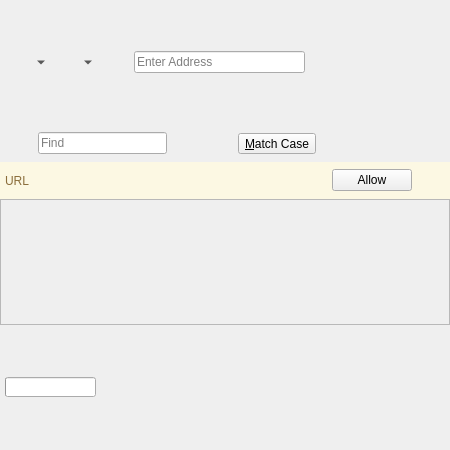
Before: the Qt Designer form 2.x/UI/dooble_page.ui in textbrowser/dooble, drawn with Qt 5.
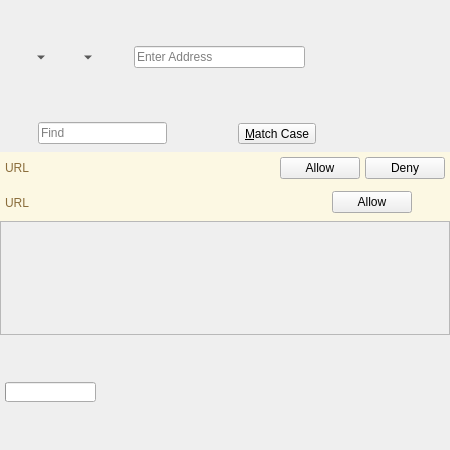
After: the same form once the commit is applied. Custom widgets are drawn as their Qt base class.

Commit message: Features permissions.

What changed in the file:
```diff
--- a/2.x/UI/dooble_page.ui
+++ b/2.x/UI/dooble_page.ui
@@ -316,6 +316,76 @@
      </layout>
     </widget>
    </item>
+   <item>
+    <widget class="QFrame" name="feature_permission_popup_message">
+     <property name="sizePolicy">
+      <sizepolicy hsizetype="Preferred" vsizetype="Fixed">
+       <horstretch>0</horstretch>
+       <verstretch>0</verstretch>
+      </sizepolicy>
+     </property>
+     <property name="styleSheet">
+      <string notr="true">QFrame {background-color:#fcf8e3;}
+</string>
+     </property>
+     <layout class="QHBoxLayout" name="horizontalLayout_9">
+      <property name="spacing">
+       <number>5</number>
+      </property>
+      <property name="leftMargin">
+       <number>5</number>
+      </property>
+      <property name="topMargin">
+       <number>5</number>
+      </property>
+      <property name="rightMargin">
+       <number>5</number>
+      </property>
+      <property name="bottomMargin">
+       <number>5</number>
+      </property>
+      <item>
+       <widget class="QLabel" name="feature_permission_url">
+        <property name="sizePolicy">
+         <sizepolicy hsizetype="Expanding" vsizetype="Preferred">
+          <horstretch>0</horstretch>
+          <verstretch>0</verstretch>
+         </sizepolicy>
+        </property>
+        <property name="styleSheet">
+         <string notr="true">QLabel {color: #8a6d3b;}</string>
+        </property>
+        <property name="text">
+         <string>URL</string>
+        </property>
+        <property name="wordWrap">
+         <bool>true</bool>
+        </property>
+       </widget>
+      </item>
+      <item>
+       <widget class="QPushButton" name="feature_permission_allow">
+        <property name="toolTip">
+         <string>&lt;html&gt;&lt;head/&gt;&lt;body&gt;&lt;p&gt;You may modify the settings of this and other Web sites via the Web portion of the Settings window.&lt;/p&gt;&lt;/body&gt;&lt;/html&gt;</string>
+        </property>
+        <property name="text">
+         <string>Allow</string>
+        </property>
+       </widget>
+      </item>
+      <item>
+       <widget class="QPushButton" name="feature_permission_deny">
+        <property name="toolTip">
+         <string>&lt;html&gt;&lt;head/&gt;&lt;body&gt;&lt;p&gt;You may modify the settings of this and other Web sites via the Web portion of the Settings window.&lt;/p&gt;&lt;/body&gt;&lt;/html&gt;</string>
+        </property>
+        <property name="text">
+         <string>Deny</string>
+        </property>
+       </widget>
+      </item>
+     </layout>
+    </widget>
+   </item>
    <item>
     <widget class="QFrame" name="javascript_popup_message">
      <property name="sizePolicy">
```
Left out of the diff: 2 changed lines with no effect on the pictures. The commit also changes 85 other files.
